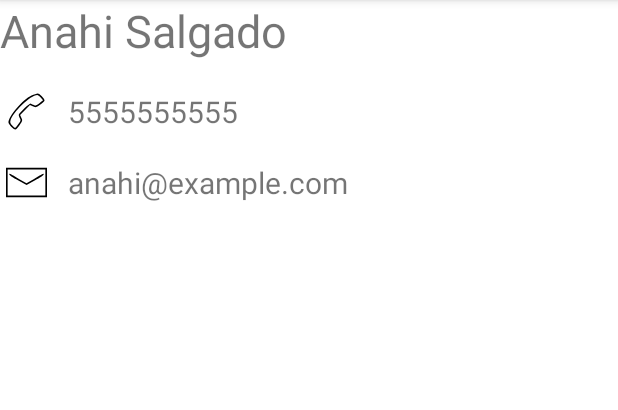
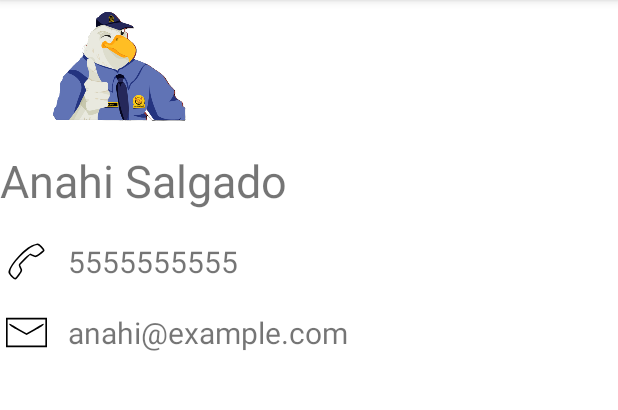
Before and after one commit to Juliocbs1/AppMisContactos, an Android app: the screen it shows after launch (DetalleContacto), after a tap on "Anahi Salgado", on a phone screen of 412 x 824 dp, the part 90-500 px from its top. Run offline under Robolectric (Android 15) with nearby library versions, the phone set to English and light mode, and no system bars.

Commit message:
Se añade un menu popup y se activa en el layout detalle contacto cuando oprime la imagen

```diff
--- a/app/src/main/res/layout/activity_detalle_contacto.xml
+++ b/app/src/main/res/layout/activity_detalle_contacto.xml
@@ -11,6 +11,16 @@
         layout="@layout/actionbar">
     </include>
 
+    <androidx.appcompat.widget.AppCompatImageView
+        android:id="@+id/imgContacto"
+        android:layout_width="150dp"
+        android:layout_height="100dp"
+        android:scaleType="centerCrop"
+        android:src="@drawable/falco"
+        android:onClick="enviarEmail"
+
+        >
+    </androidx.appcompat.widget.AppCompatImageView>
     <TextView
         android:id="@+id/tvNombre"
         android:layout_width="wrap_content"
@@ -78,9 +88,14 @@
         >
     </TextView>
 
+
+
 </LinearLayout>
 
 
 
 
+
+
+
 </LinearLayout>
--- /dev/null
+++ b/app/src/main/res/menu/menu_popup.xml
@@ -0,0 +1,15 @@
+<?xml version="1.0" encoding="utf-8"?>
+<menu xmlns:android="http://schemas.android.com/apk/res/android">
+    <item
+        android:id="@+id/mView"
+        android:title="@string/menu_view">
+
+    </item>
+
+    <item
+        android:id="@+id/mViewDetail"
+        android:title="@string/menu_view_detail">
+
+    </item>
+
+</menu>
--- a/app/src/main/res/values/strings.xml
+++ b/app/src/main/res/values/strings.xml
@@ -34,6 +34,9 @@
     <string name="menu_edit">Edit</string>
     <string name="menu_delete">Delete</string>
 
+    <string name="menu_view">View Image</string>
+    <string name="menu_view_detail">View Image Detail</string>
+
 
 
 </resources>
```
Also changed, not shown: app/src/main/java/com/example/miscontactos/DetalleContacto.java (+31 -1 lines).
